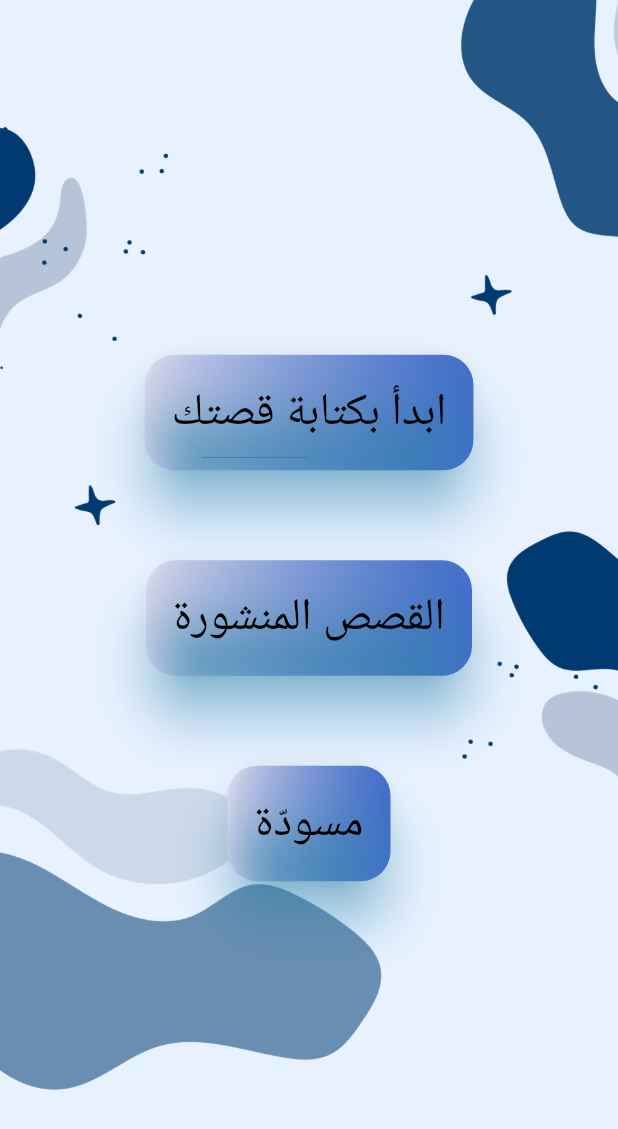
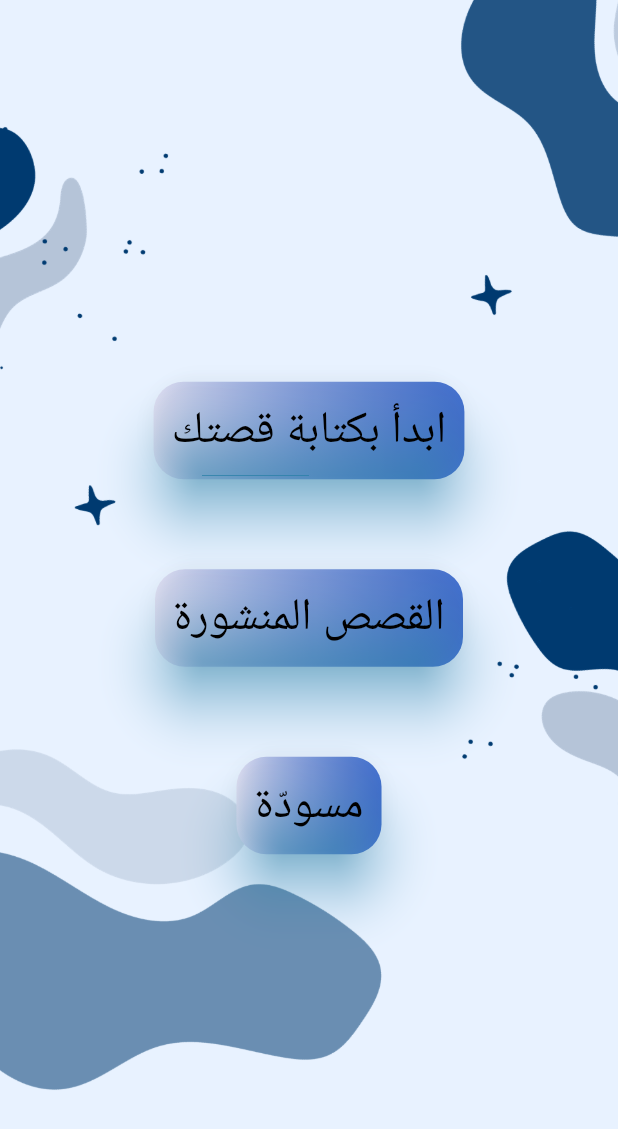
Before and after one commit to Lujain-M02/2023-GP1-6, a Flutter app: the MainPage screen opened directly, on a phone screen of 412 x 824 dp. Shown: the top 1129 px of the screen. Run offline on Flutter 3.47's test engine with Material 2 defaults, Android fonts, the phone set to English and light mode, and no system bars; our stand-ins replace animate_do, animated_text_kit, introduction_screen, lottie.

Commit message:
Padding edit

```diff
--- a/your_story/lib/pages/welcome_page.dart
+++ b/your_story/lib/pages/welcome_page.dart
@@ -199,7 +199,7 @@ class GradientButton extends StatelessWidget {
           shape: RoundedRectangleBorder(
             borderRadius: BorderRadius.circular(30),
           ),
-          padding: const EdgeInsets.all(18),
+          padding: const EdgeInsets.all(12),
         ),
         child: Text(
           text,
```
